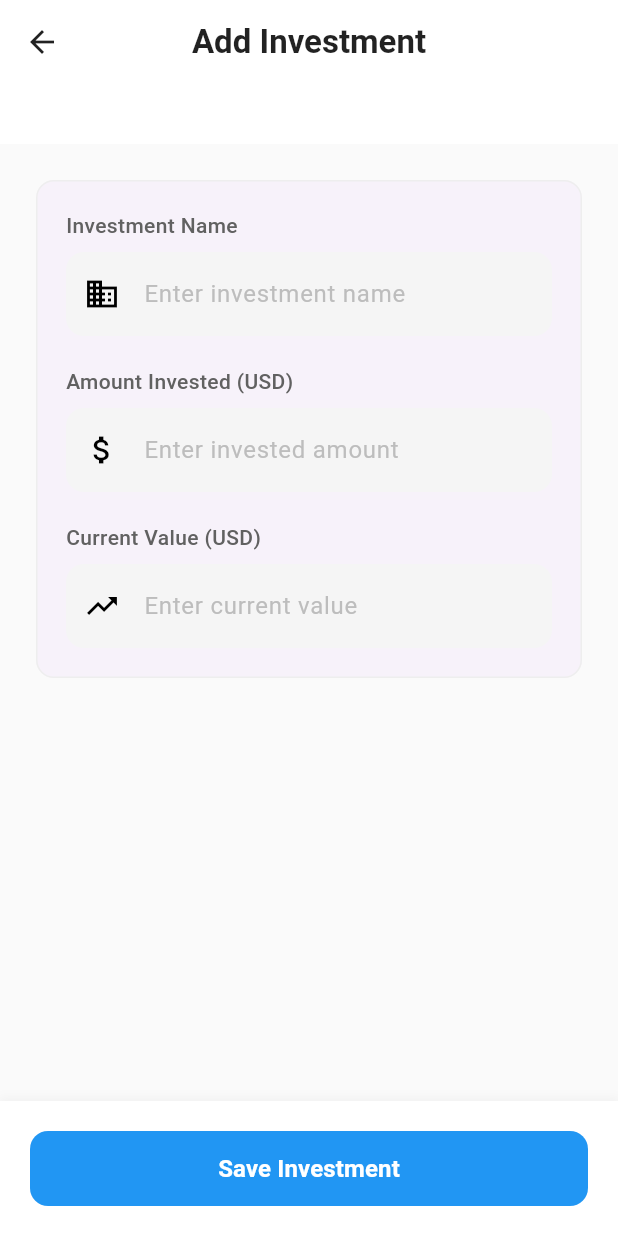
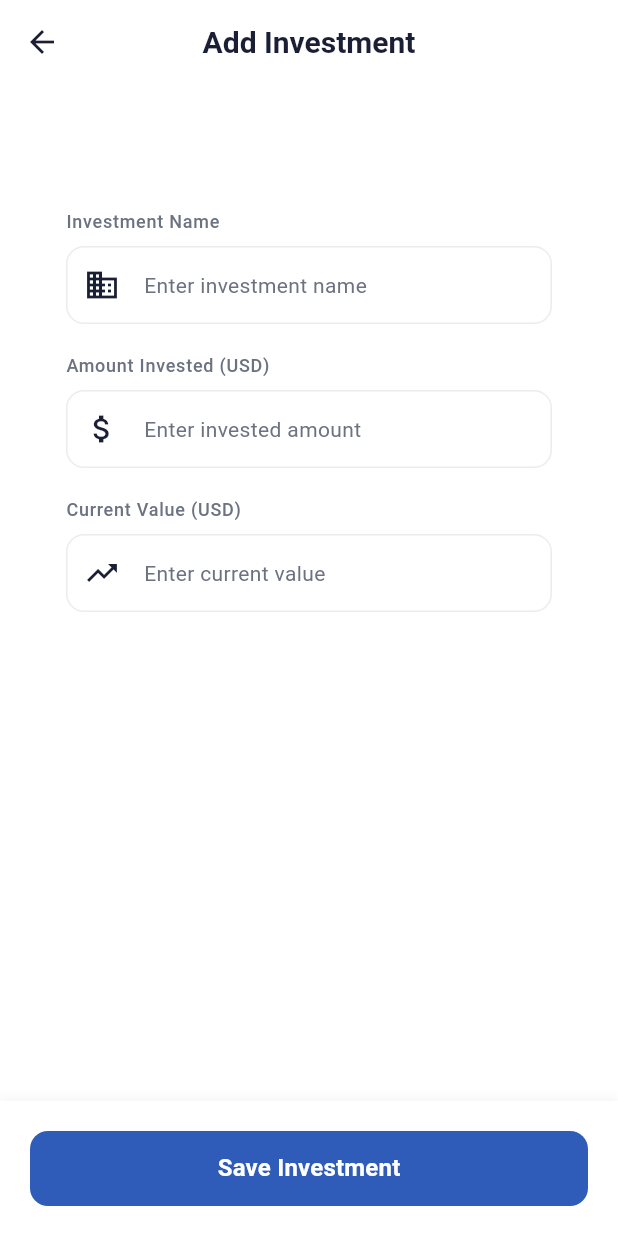
Before and after one commit to ayush19sinha/Portfolio_App, a Flutter app: the screen it shows after launch, after a tap on the "add" icon, on a phone screen of 412 x 824 dp. Run offline on Flutter 3.47's test engine with Material 3 defaults, Android fonts, the phone set to English and light mode, and no system bars; our stand-ins replace fl_chart, shared_preferences.

Commit message:
Added theme and improved UI.

```diff
--- /dev/null
+++ b/lib/config/theme.dart
@@ -0,0 +1,96 @@
+import 'package:flutter/material.dart';
+
+class AppColors {
+  static const primaryBlue = Color(0xFF2E5CB8);
+  static const surface = Colors.white;
+
+  static const textPrimary = Color(0xFF1A1F36);
+  static const textSecondary = Color(0xFF6B7280);
+
+  static const profitGreen = Color(0xFF10B981);
+  static const lossRed = Color(0xFFEF4444);
+
+  static const List<Color> investmentColors = [
+    Color(0xFF2E5CB8),
+    Color(0xFF4B8BF4),
+    Color(0xFF1E3A8A),
+    Color(0xFF7C3AED),
+    Color(0xFF6366F1),
+    Color(0xFF3B82F6),
+    Color(0xFF0EA5E9),
+    Color(0xFF0D9488),
+    Color(0xFF059669),
+    Color(0xFF16A34A),
+    Color(0xFF4F46E5),
+    Color(0xFF6D28D9),
+  ];
+}
+
+class AppTheme {
+  static ThemeData get lightTheme {
+    return ThemeData.light().copyWith(
+      colorScheme: ColorScheme.light(
+        primary: AppColors.primaryBlue,
+        secondary: AppColors.primaryBlue.withOpacity(0.8),
+        surface: AppColors.surface,
+        onSurface: AppColors.textPrimary,
+      ),
+
+      scaffoldBackgroundColor: AppColors.surface,
+
+      appBarTheme: const AppBarTheme(
+        backgroundColor: AppColors.surface,
+        elevation: 0,
+        centerTitle: true,
+        titleTextStyle: TextStyle(
+          color: AppColors.textPrimary,
+          fontSize: 20,
+          fontWeight: FontWeight.bold,
+        ),
+        iconTheme: IconThemeData(color: AppColors.textPrimary),
+      ),
+
+      cardTheme: CardTheme(
+        elevation: 0,
+        color: AppColors.surface,
+        shape: RoundedRectangleBorder(
+          borderRadius: BorderRadius.circular(12),
+        ),
+      ),
+
+      textTheme: const TextTheme().copyWith(
+        bodyLarge: const TextStyle(color: AppColors.textPrimary),
+        bodyMedium: const TextStyle(color: AppColors.textPrimary),
+        bodySmall: const TextStyle(color: AppColors.textSecondary),
+        titleLarge: const TextStyle(
+          color: AppColors.textPrimary,
+          fontWeight: FontWeight.bold,
+        ),
+        titleMedium: const TextStyle(color: AppColors.textPrimary),
+        labelMedium: const TextStyle(color: AppColors.textSecondary),
+      ),
+
+      inputDecorationTheme: InputDecorationTheme(
+        filled: true,
+        fillColor: AppColors.surface,
+        border: OutlineInputBorder(
+          borderRadius: BorderRadius.circular(8),
+          borderSide: const BorderSide(color: Colors.transparent),
+        ),
+        enabledBorder: OutlineInputBorder(
+          borderRadius: BorderRadius.circular(8),
+          borderSide: BorderSide(color: Colors.grey.withOpacity(0.2)),
+        ),
+        focusedBorder: OutlineInputBorder(
+          borderRadius: BorderRadius.circular(8),
+          borderSide: const BorderSide(color: AppColors.primaryBlue),
+        ),
+      ),
+
+      floatingActionButtonTheme: const FloatingActionButtonThemeData(
+        backgroundColor: AppColors.primaryBlue,
+        foregroundColor: Colors.white,
+      ),
+    );
+  }
+}
--- a/lib/main.dart
+++ b/lib/main.dart
@@ -1,6 +1,7 @@
 import 'package:flutter/material.dart';
 import 'package:provider/provider.dart';
 import 'package:shared_preferences/shared_preferences.dart';
+import 'config/theme.dart';
 import 'providers/investment_provider.dart';
 import 'screens/home_screen.dart';
 
@@ -11,7 +12,7 @@ void main() async {
   runApp(
     ChangeNotifierProvider(
       create: (_) => InvestmentProvider(prefs),
-      child: MyApp(),
+      child: const MyApp(),
     ),
   );
 }
@@ -23,11 +24,8 @@ class MyApp extends StatelessWidget {
   Widget build(BuildContext context) {
     return MaterialApp(
       title: 'MyPortfolio',
-      theme: ThemeData(
-        primarySwatch: Colors.blue,
-        visualDensity: VisualDensity.adaptivePlatformDensity,
-      ),
-      home:  HomeScreen(),
+      theme: AppTheme.lightTheme,
+      home: HomeScreen(),
     );
   }
 }
--- a/lib/screens/add_investment_screen.dart
+++ b/lib/screens/add_investment_screen.dart
@@ -3,6 +3,7 @@ import 'package:provider/provider.dart';
 import '../models/investment.dart';
 import '../providers/investment_provider.dart';
 import 'package:uuid/uuid.dart';
+import '../config/theme.dart';
 
 class AddInvestmentScreen extends StatefulWidget {
   const AddInvestmentScreen({super.key});
@@ -20,16 +21,11 @@ class _AddInvestmentScreenState extends State<AddInvestmentScreen> {
   @override
   Widget build(BuildContext context) {
     return Scaffold(
-      backgroundColor: Colors.grey[50],
+      backgroundColor: AppColors.surface,
       appBar: AppBar(
-        centerTitle: true,
-        backgroundColor: Colors.white,
-        title: const Text(
-          'Add Investment',
-          style: TextStyle(color: Colors.black87, fontWeight: FontWeight.bold),
-        ),
+        title: const Text('Add Investment'),
         leading: IconButton(
-          icon: const Icon(Icons.arrow_back, color: Colors.black87),
+          icon: const Icon(Icons.arrow_back),
           onPressed: () => Navigator.pop(context),
         ),
       ),
@@ -42,17 +38,12 @@ class _AddInvestmentScreenState extends State<AddInvestmentScreen> {
               children: [
                 Container(
                   width: double.infinity,
-                  color: Colors.white,
+                  color: AppColors.surface,
                   padding: const EdgeInsets.all(20),
                 ),
                 Padding(
                   padding: const EdgeInsets.all(20),
                   child: Card(
-                    elevation: 0,
-                    shape: RoundedRectangleBorder(
-                      borderRadius: BorderRadius.circular(12),
-                      side: BorderSide(color: Colors.grey.shade200),
-                    ),
                     child: Padding(
                       padding: const EdgeInsets.all(20),
                       child: Column(
@@ -117,7 +108,7 @@ class _AddInvestmentScreenState extends State<AddInvestmentScreen> {
       bottomNavigationBar: Container(
         padding: const EdgeInsets.all(20),
         decoration: BoxDecoration(
-          color: Colors.white,
+          color: AppColors.surface,
           boxShadow: [
             BoxShadow(
               color: Colors.grey.withOpacity(0.1),
@@ -134,18 +125,17 @@ class _AddInvestmentScreenState extends State<AddInvestmentScreen> {
             child: ElevatedButton(
               onPressed: _saveInvestment,
               style: ElevatedButton.styleFrom(
-                backgroundColor: Colors.blue,
+                backgroundColor: AppColors.primaryBlue,
                 shape: RoundedRectangleBorder(
                   borderRadius: BorderRadius.circular(12),
                 ),
                 elevation: 0,
               ),
-              child: const Text(
+              child: Text(
                 'Save Investment',
-                style: TextStyle(
-                    fontSize: 16,
-                    fontWeight: FontWeight.bold,
-                    color: Colors.white
+                style: Theme.of(context).textTheme.titleMedium?.copyWith(
+                  color: AppColors.surface,
+                  fontWeight: FontWeight.bold,
                 ),
               ),
             ),
@@ -168,42 +158,41 @@ class _AddInvestmentScreenState extends State<AddInvestmentScreen> {
       children: [
         Text(
           label,
-          style: TextStyle(
-            fontSize: 14,
-            fontWeight: FontWeight.w500,
-            color: Colors.grey[700],
-          ),
+          style: Theme.of(context).textTheme.labelMedium,
         ),
         const SizedBox(height: 8),
         TextFormField(
           controller: controller,
           keyboardType: keyboardType,
           validator: validator,
+          style: Theme.of(context).textTheme.bodyMedium,
           decoration: InputDecoration(
             hintText: hint,
-            hintStyle: TextStyle(color: Colors.grey[400]),
-            prefixIcon: Icon(prefixIcon, color: Colors.black),
+            hintStyle: Theme.of(context).textTheme.bodyMedium?.copyWith(
+              color: AppColors.textSecondary,
+            ),
+            prefixIcon: Icon(prefixIcon, color: AppColors.textPrimary),
             filled: true,
-            fillColor: Colors.grey[100],
+            fillColor: AppColors.surface,
             border: OutlineInputBorder(
               borderRadius: BorderRadius.circular(12),
-              borderSide: BorderSide.none,
+              borderSide: BorderSide(color: Colors.grey.withOpacity(0.2)),
             ),
             enabledBorder: OutlineInputBorder(
               borderRadius: BorderRadius.circular(12),
-              borderSide: BorderSide.none,
+              borderSide: BorderSide(color: Colors.grey.withOpacity(0.2)),
             ),
             focusedBorder: OutlineInputBorder(
               borderRadius: BorderRadius.circular(12),
-              borderSide: const BorderSide(color: Colors.blue, width: 1),
+              borderSide: BorderSide(color: AppColors.primaryBlue),
             ),
             errorBorder: OutlineInputBorder(
               borderRadius: BorderRadius.circular(12),
-              borderSide: const BorderSide(color: Colors.red, width: 1),
+              borderSide: BorderSide(color: AppColors.lossRed),
             ),
             focusedErrorBorder: OutlineInputBorder(
               borderRadius: BorderRadius.circular(12),
-              borderSide: const BorderSide(color: Colors.red, width: 1),
+              borderSide: BorderSide(color: AppColors.lossRed),
             ),
           ),
         ),
--- a/lib/screens/home_screen.dart
+++ b/lib/screens/home_screen.dart
@@ -1,6 +1,7 @@
 import 'package:flutter/material.dart';
 import 'package:provider/provider.dart';
 import 'package:fl_chart/fl_chart.dart';
+import '../config/theme.dart';
 import '../providers/investment_provider.dart';
 import 'add_investment_screen.dart';
 import 'investment_details_screen.dart';
@@ -11,13 +12,15 @@ class HomeScreen extends StatelessWidget {
   @override
   Widget build(BuildContext context) {
     return Scaffold(
-      backgroundColor: Colors.grey[50],
       appBar: AppBar(
         centerTitle: true,
-        backgroundColor: Colors.white,
-        title: const Text(
+        elevation: 0,
+        title: Text(
           'MyPortfolio',
-          style: TextStyle(color: Colors.black87, fontWeight: FontWeight.bold),
+          style: TextStyle(
+            fontWeight: FontWeight.bold,
+            color: AppColors.textPrimary,
+          ),
         ),
       ),
       body: Consumer<InvestmentProvider>(
@@ -35,7 +38,6 @@ class HomeScreen extends StatelessWidget {
                 child: Column(
                   crossAxisAlignment: CrossAxisAlignment.start,
                   children: [
-                    // Stats Cards Row
                     Row(
                       children: [
                         Expanded(
@@ -43,15 +45,12 @@ class HomeScreen extends StatelessWidget {
                             'Total Portfolio Value',
                             '\$${provider.totalPortfolioValue.toStringAsFixed(2)}',
                             Icons.account_balance_wallet,
-                            Colors.blue,
+                            AppColors.primaryBlue,
                           ),
                         ),
                       ],
                     ),
-
                     const SizedBox(height: 24),
-
-                    // Main Content Grid
                     LayoutBuilder(
                       builder: (context, constraints) {
                         if (constraints.maxWidth > 800) {
@@ -90,10 +89,9 @@ class HomeScreen extends StatelessWidget {
         builder: (context, provider, _) => Container(
           padding: const EdgeInsets.all(16),
           decoration: BoxDecoration(
-            color: Colors.white,
             boxShadow: [
               BoxShadow(
-                color: Colors.grey.withOpacity(0.1),
+                color: Colors.grey.withOpacity(0.05),
                 spreadRadius: 1,
                 blurRadius: 5,
                 offset: const Offset(0, -1),
@@ -123,20 +121,20 @@ class HomeScreen extends StatelessWidget {
         ),
       ),
       floatingActionButton: FloatingActionButton(
-        backgroundColor: Colors.blue,
         onPressed: () {
           Navigator.push(
             context,
             MaterialPageRoute(builder: (context) => AddInvestmentScreen()),
           );
         },
-        child: const Icon(Icons.add, color: Colors.white,),
+        child: const Icon(Icons.add),
       ),
     );
   }
 
   Widget _buildStatsCard(String title, String value, IconData icon, Color color) {
     return Card(
+      elevation: 0,
       child: Container(
         padding: const EdgeInsets.all(16),
         child: Column(
@@ -147,9 +145,9 @@ class HomeScreen extends StatelessWidget {
             const SizedBox(height: 8),
             Text(
               title,
-              style: TextStyle(
-                color: Colors.grey[600],
+              style: const TextStyle(
                 fontSize: 14,
+                color: AppColors.textSecondary,
               ),
             ),
             const SizedBox(height: 4),
@@ -158,6 +156,7 @@ class HomeScreen extends StatelessWidget {
               style: const TextStyle(
                 fontSize: 20,
                 fontWeight: FontWeight.bold,
+                color: AppColors.textPrimary,
               ),
             ),
           ],
@@ -165,8 +164,10 @@ class HomeScreen extends StatelessWidget {
       ),
     );
   }
+
   Widget _buildChartSection(InvestmentProvider provider) {
     return Card(
+      elevation: 0,
       child: Padding(
         padding: const EdgeInsets.all(16),
         child: Column(
@@ -177,6 +178,7 @@ class HomeScreen extends StatelessWidget {
               style: TextStyle(
                 fontSize: 18,
                 fontWeight: FontWeight.bold,
+                color: AppColors.textPrimary,
               ),
             ),
             const SizedBox(height: 16),
@@ -209,6 +211,7 @@ class HomeScreen extends StatelessWidget {
 
   Widget _buildInvestmentsList(InvestmentProvider provider, BuildContext context) {
     return Card(
+      elevation: 0,
       child: Column(
         crossAxisAlignment: CrossAxisAlignment.start,
         children: [
@@ -222,10 +225,12 @@ class HomeScreen extends StatelessWidget {
                   style: TextStyle(
                     fontSize: 18,
                     fontWeight: FontWeight.bold,
+                    color: AppColors.textPrimary,
                   ),
                 ),
                 IconButton(
                   icon: const Icon(Icons.add_circle_outline),
+                  color: AppColors.primaryBlue,
                   onPressed: () {
                     Navigator.push(
                       context,
@@ -236,7 +241,7 @@ class HomeScreen extends StatelessWidget {
               ],
             ),
           ),
-          const Divider(height: 1),
+          Divider(height: 1, color: Colors.grey.withOpacity(0.1)),
           ListView.builder(
             shrinkWrap: true,
             physics: const NeverScrollableScrollPhysics(),
@@ -280,13 +285,14 @@ class HomeScreen extends StatelessWidget {
                               investment.name,
                               style: const TextStyle(
                                 fontWeight: FontWeight.w500,
+                                color: AppColors.textPrimary,
                               ),
                             ),
                             Text(
                               '\$${investment.currentValue.toStringAsFixed(2)}',
-                              style: TextStyle(
-                                color: Colors.grey[600],
+                              style: const TextStyle(
                                 fontSize: 13,
+                                color: AppColors.textSecondary,
                               ),
                             ),
                           ],
@@ -296,21 +302,21 @@ class HomeScreen extends StatelessWidget {
                         children: [
                           Icon(
                             isProfit ? Icons.trending_up : Icons.trending_down,
-                            color: isProfit ? Colors.green : Colors.red,
+                            color: isProfit ? AppColors.profitGreen : AppColors.lossRed,
                             size: 16,
                           ),
                           const SizedBox(width: 4),
                           Text(
                             '$percentageChange%',
                             style: TextStyle(
-                              color: isProfit ? Colors.green : Colors.red,
+                              color: isProfit ? AppColors.profitGreen : AppColors.lossRed,
                               fontWeight: FontWeight.w500,
                             ),
                           ),
                           const SizedBox(width: 8),
                           Icon(
                             Icons.chevron_right,
-                            color: Colors.grey[400],
+                            color: Colors.grey.withOpacity(0.4),
                             size: 20,
                           ),
                         ],
@@ -353,7 +359,7 @@ class HomeScreen extends StatelessWidget {
                 Expanded(
                   child: Text(
                     '${investment.name} ($percentage%)',
-                    style: const TextStyle(fontSize: 12),
+                    style: const TextStyle(fontSize: 12, color: AppColors.textSecondary),
                     overflow: TextOverflow.ellipsis,
                   ),
                 ),
@@ -369,8 +375,7 @@ class HomeScreen extends StatelessWidget {
     return provider.investments.asMap().entries.map((entry) {
       final index = entry.key;
       final investment = entry.value;
-      final percentage =
-          (investment.currentValue / provider.totalPortfolioValue) * 100;
+      final percentage = (investment.currentValue / provider.totalPortfolioValue) * 100;
 
       return PieChartSectionData(
         color: _getColor(index),
@@ -387,20 +392,6 @@ class HomeScreen extends StatelessWidget {
   }
 
   Color _getColor(int index) {
-    final colors = [
-      Colors.blue,
-      Colors.red,
-      Colors.green,
-      Colors.orange,
-      Colors.purple,
-      Colors.teal,
-      Colors.pink,
-      Colors.amber,
-      Colors.indigo,
-      Colors.cyan,
-      Colors.brown,
-      Colors.deepOrange,
-    ];
-    return colors[index % colors.length];
+    return AppColors.investmentColors[index % AppColors.investmentColors.length];
   }
 }
```
Also changed, not shown: lib/screens/investment_details_screen.dart (+22 -25 lines).
